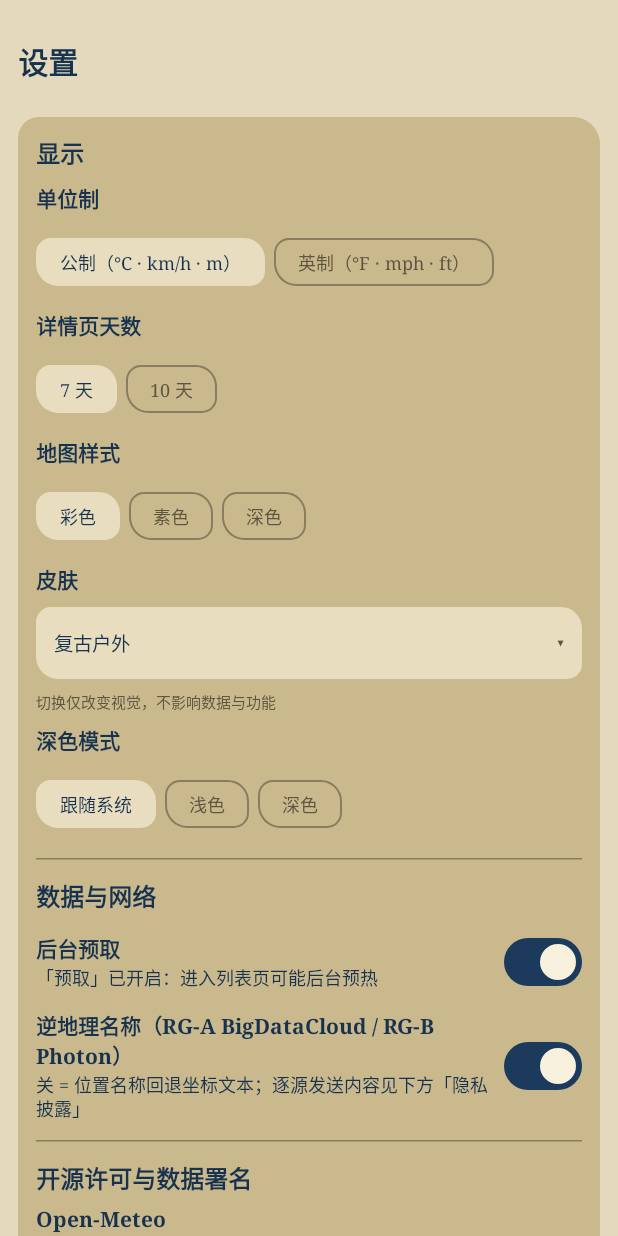
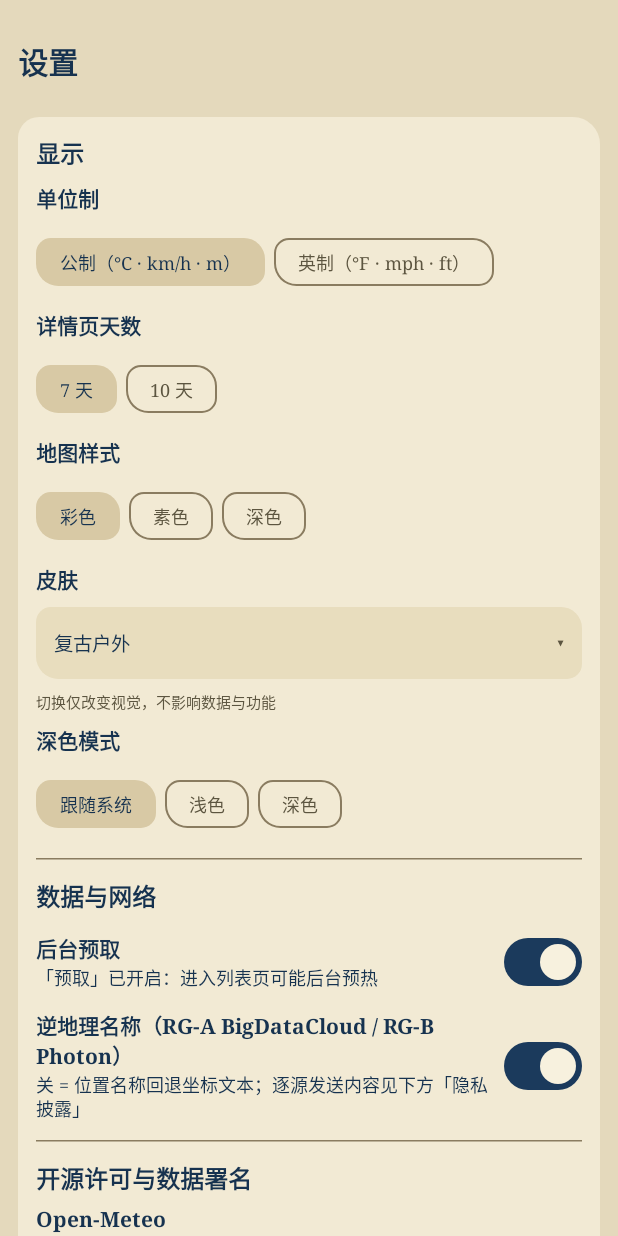
Before and after one commit to agentMercury/TideSpot, an Android app built with Jetpack Compose: the composable SettingsScreen shown on its own in the app's theme, on a phone screen of 412 x 824 dp. Run offline under Robolectric (Android 15) with nearby library versions, the phone set to English and light mode, and no system bars; 1 statement that could not run was skipped.

Commit message:
fix(ui): #90 真机对拍修复——卡片层级 / chip 选中态 / 皮肤下拉宽度
- D1 Card 底：浅色 surfaceContainerHighest #CBB98E/#BFC99E → #F2EAD4/#F1EED8
  （M3 Card 默认取该槽位，原值比纸底更深，卡片像脏斑）
- D2 chip 选中：secondaryContainer → #D8C9A5/#CDD6B0（原值≈background，选中态不可辨）
- D3 皮肤下拉：DropdownMenu fillMaxWidth(0.9f)，消除下方说明残片
- 真机 r2 对拍：地图 / 收藏 / 详情（近岸+内陆）/ 设置 × 浅深 + 皮肤下拉 + force-stop 重启持久化
- 新增 device-compare/r2-换肤对拍.md：截图清单、实测色值、未覆盖项、待裁决（深色是否自动切 Dark Matter）
- 验证：八模块单测全绿；core:ui 槽位锁同步更新；i18n FAIL=0

```diff
--- a/tidespot-android/feature/settings/src/main/kotlin/com/tidespot/feature/settings/SettingsScreen.kt
+++ b/tidespot-android/feature/settings/src/main/kotlin/com/tidespot/feature/settings/SettingsScreen.kt
@@ -324,7 +324,13 @@ private fun SkinDropdown(currentId: String, onSelect: (String) -> Unit) {
                 )
             }
         }
-        DropdownMenu(expanded = expanded, onDismissRequest = { expanded = false }) {
+        DropdownMenu(
+            expanded = expanded,
+            onDismissRequest = { expanded = false },
+            // D3（真机对拍）：默认宽度只包内容，会把下方说明文字“切”掉一半露出右侧；
+            // 拉到接近整行，遮挡关系变成「整行被盖住」，视觉上更干净。
+            modifier = Modifier.fillMaxWidth(0.9f),
+        ) {
             TideSpotSkins.all.forEach { skin ->
                 DropdownMenuItem(
                     text = {
```
Also changed, not shown: tidespot-android/core/ui/src/main/kotlin/com/tidespot/core/ui/theme/TideSpotSkin.kt (+10 -4 lines), 3 other files.
